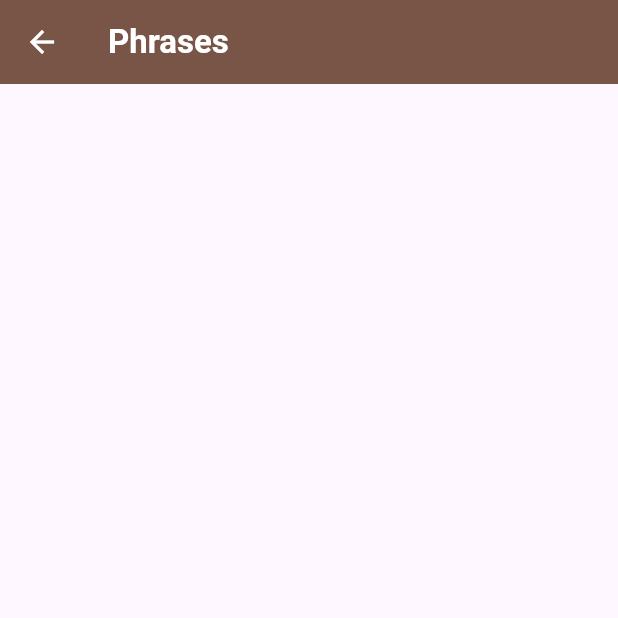
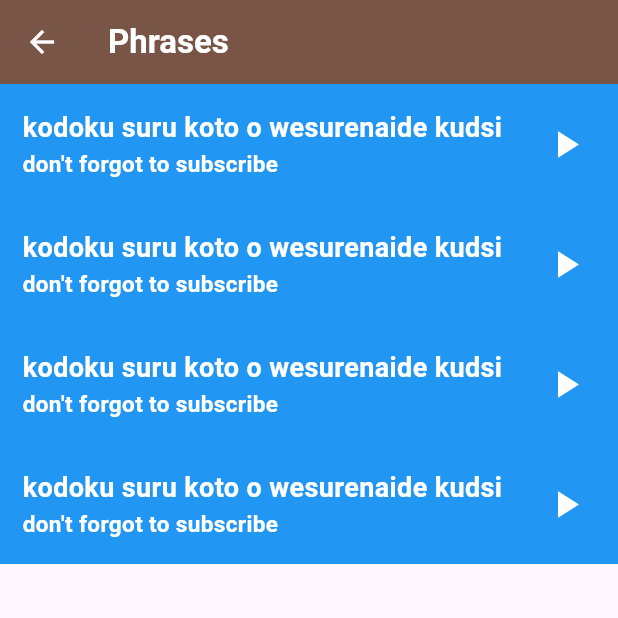
Before and after one commit to mo7ossam44/toku-app, a Flutter app: the PhrasesPage screen opened directly, on a phone screen of 412 x 824 dp, the top half of it. Run offline on Flutter 3.47's test engine with Material 3 defaults, Android fonts, the light colour scheme and no system bars.

Commit message:
finish phrases page

```diff
--- a/lib/Screens/phrases_page.dart
+++ b/lib/Screens/phrases_page.dart
@@ -1,7 +1,32 @@
 import 'package:flutter/material.dart';
+import 'package:tuku/Components/phrases_item.dart';
+import 'package:tuku/Models/Item_model.dart';
 
 class PhrasesPage extends StatelessWidget {
-  const PhrasesPage({super.key});
+  PhrasesPage({super.key});
+
+  List<ItemModel> phrasesList = [
+    ItemModel(
+      jpName: 'kodoku suru koto o wesurenaide kudsi',
+      enName: "don't forgot to subscribe",
+      sound: 'sound',
+    ),
+    ItemModel(
+      jpName: 'kodoku suru koto o wesurenaide kudsi',
+      enName: "don't forgot to subscribe",
+      sound: 'sound',
+    ),
+    ItemModel(
+      jpName: 'kodoku suru koto o wesurenaide kudsi',
+      enName: "don't forgot to subscribe",
+      sound: 'sound',
+    ),
+    ItemModel(
+      jpName: 'kodoku suru koto o wesurenaide kudsi',
+      enName: "don't forgot to subscribe",
+      sound: 'sound',
+    ),
+  ];
 
   @override
   Widget build(BuildContext context) {
@@ -14,6 +39,12 @@ class PhrasesPage extends StatelessWidget {
         backgroundColor: Colors.brown,
         iconTheme: IconThemeData(color: Colors.white),
       ),
+      body: ListView.builder(
+        itemCount: phrasesList.length,
+        itemBuilder: (context, index) {
+          return PharsesItem(itemModel: phrasesList[index], color: Colors.blue);
+        },
+      ),
     );
   }
 }
```
